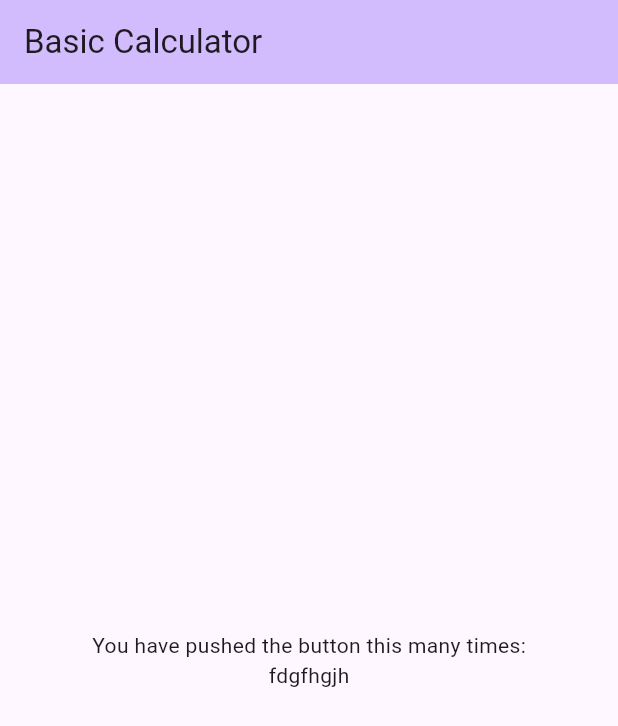
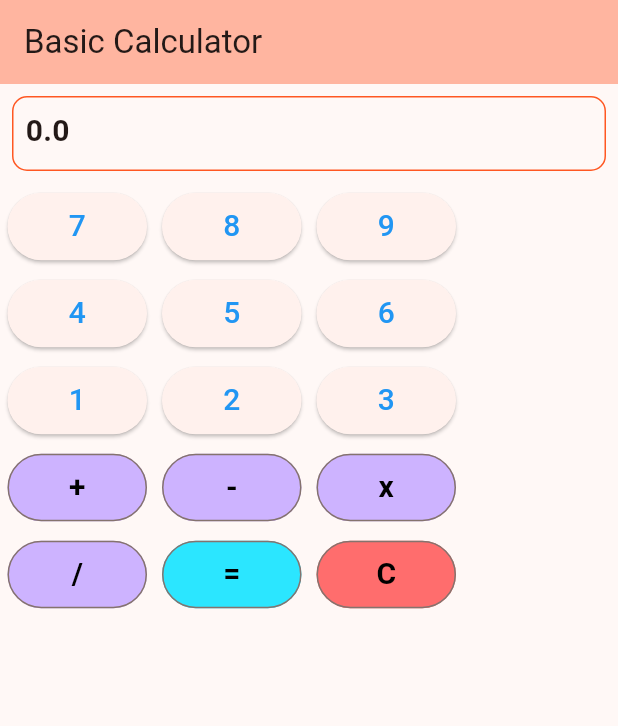
Before and after one commit to gladsonchala/calculator, a Flutter app: the screen it shows after launch, on a phone screen of 412 x 824 dp. Shown: the top 726 px of the screen. Run offline on Flutter 3.47's test engine with Material 3 defaults, Android fonts, the phone set to English and light mode, and no system bars.

Commit message:
buttons and display created (UI)

```diff
--- a/lib/src/app.dart
+++ b/lib/src/app.dart
@@ -1,3 +1,6 @@
+import 'package:calculator/src/widgets/display.dart';
+import 'package:calculator/src/widgets/number_button.dart';
+import 'package:calculator/src/widgets/sign_button.dart';
 import 'package:flutter/material.dart';
 
 class MyApp extends StatelessWidget {
@@ -6,9 +9,12 @@ class MyApp extends StatelessWidget {
   @override
   Widget build(BuildContext context) {
     return MaterialApp(
+      debugShowCheckedModeBanner: false,
       title: 'Flutter Demo',
       theme: ThemeData(
-        colorScheme: ColorScheme.fromSeed(seedColor: Colors.deepPurple),
+        colorScheme: ColorScheme.fromSeed(
+          seedColor: Colors.deepOrange,
+        ),
         useMaterial3: true,
       ),
       home: const MyHomePage(),
@@ -17,14 +23,13 @@ class MyApp extends StatelessWidget {
 }
 
 class MyHomePage extends StatefulWidget {
-  const MyHomePage();
+  const MyHomePage({super.key});
 
   @override
   State<MyHomePage> createState() => _MyHomePageState();
 }
 
 class _MyHomePageState extends State<MyHomePage> {
-
   @override
   Widget build(BuildContext context) {
     return Scaffold(
@@ -34,12 +39,51 @@ class _MyHomePageState extends State<MyHomePage> {
       ),
       body: const Center(
         child: Column(
-          mainAxisAlignment: MainAxisAlignment.center,
-          children: <Widget>[
-            Text(
-              'You have pushed the button this many times:',
+          children: [
+            Display(
+              text: "0.0",
             ),
-            Text("fdgfhgjh"),
+            Row(
+              children: [
+                NumberButton(num: 7),
+                NumberButton(num: 8),
+                NumberButton(num: 9),
+              ],
+            ),
+            Row(
+              children: [
+                NumberButton(num: 4),
+                NumberButton(num: 5),
+                NumberButton(num: 6),
+              ],
+            ),
+            Row(
+              children: [
+                NumberButton(num: 1),
+                NumberButton(num: 2),
+                NumberButton(num: 3),
+              ],
+            ),
+            Row(
+              children: [
+                SignButton(
+                    text: "+", btnColor: Color.fromARGB(255, 205, 179, 255)),
+                SignButton(
+                    text: "-", btnColor: Color.fromARGB(255, 205, 179, 255)),
+                SignButton(
+                    text: "x", btnColor: Color.fromARGB(255, 205, 179, 255)),
+              ],
+            ),
+            Row(
+              children: [
+                SignButton(
+                    text: "/", btnColor: Color.fromARGB(255, 205, 179, 255)),
+                SignButton(
+                    text: "=", btnColor: Color.fromARGB(255, 43, 230, 255)),
+                SignButton(
+                    text: "C", btnColor: Color.fromARGB(255, 255, 109, 109)),
+              ],
+            ),
           ],
         ),
       ),
--- /dev/null
+++ b/lib/src/widgets/display.dart
@@ -0,0 +1,31 @@
+import 'package:flutter/material.dart';
+
+class Display extends StatelessWidget {
+  final String text;
+  const Display({
+    super.key, required this.text,
+  });
+
+  @override
+  Widget build(BuildContext context) {
+    return Container(margin: const EdgeInsets.all(8),
+      width: double.infinity,
+      decoration: BoxDecoration(
+        borderRadius: BorderRadius.circular(10),
+        border: Border.all(
+          style: BorderStyle.solid,
+          color: Colors.deepOrange,
+        ),
+      ),
+      padding: const EdgeInsets.all(8),
+      height: 50,
+      child: Text(
+        text,
+        style: const TextStyle(
+          fontSize: 20,
+          fontWeight: FontWeight.bold,
+        ),
+      ),
+    );
+  }
+}
--- /dev/null
+++ b/lib/src/widgets/number_button.dart
@@ -0,0 +1,30 @@
+import 'package:flutter/material.dart';
+
+class NumberButton extends StatelessWidget {
+  final int num;
+
+  const NumberButton({super.key, required this.num});
+
+  @override
+  Widget build(BuildContext context) {
+    return Container(
+      padding: const EdgeInsets.all(5),
+      child: ElevatedButton(
+        onPressed: () {},
+        child: Container(
+          alignment: Alignment.center,
+          width: 35,
+          height: 35,
+          margin: const EdgeInsets.all(5),
+          child: Text(
+            num.toString(),
+            style: const TextStyle(
+              fontSize: 20,
+              color: Colors.blue,
+            ),
+          ),
+        ),
+      ),
+    );
+  }
+}
--- /dev/null
+++ b/lib/src/widgets/sign_button.dart
@@ -0,0 +1,35 @@
+import 'package:flutter/material.dart';
+
+class SignButton extends StatelessWidget {
+  final String text;
+  final Color btnColor;
+
+  const SignButton({super.key, required this.text, required this.btnColor});
+
+  @override
+  Widget build(BuildContext context) {
+    return Container(
+      padding: const EdgeInsets.all(5),
+      child: OutlinedButton(
+        style: OutlinedButton.styleFrom(
+          backgroundColor: btnColor,
+        ),
+        onPressed: () {},
+        child: Container(
+          alignment: Alignment.center,
+          width: 35,
+          height: 35,
+          margin: const EdgeInsets.all(5),
+          child: Text(
+            text,
+            style: const TextStyle(
+              fontSize: 20,
+              color: Colors.black,
+              fontWeight: FontWeight.bold,
+            ),
+          ),
+        ),
+      ),
+    );
+  }
+}
```
Also changed, not shown: 1 other file.
